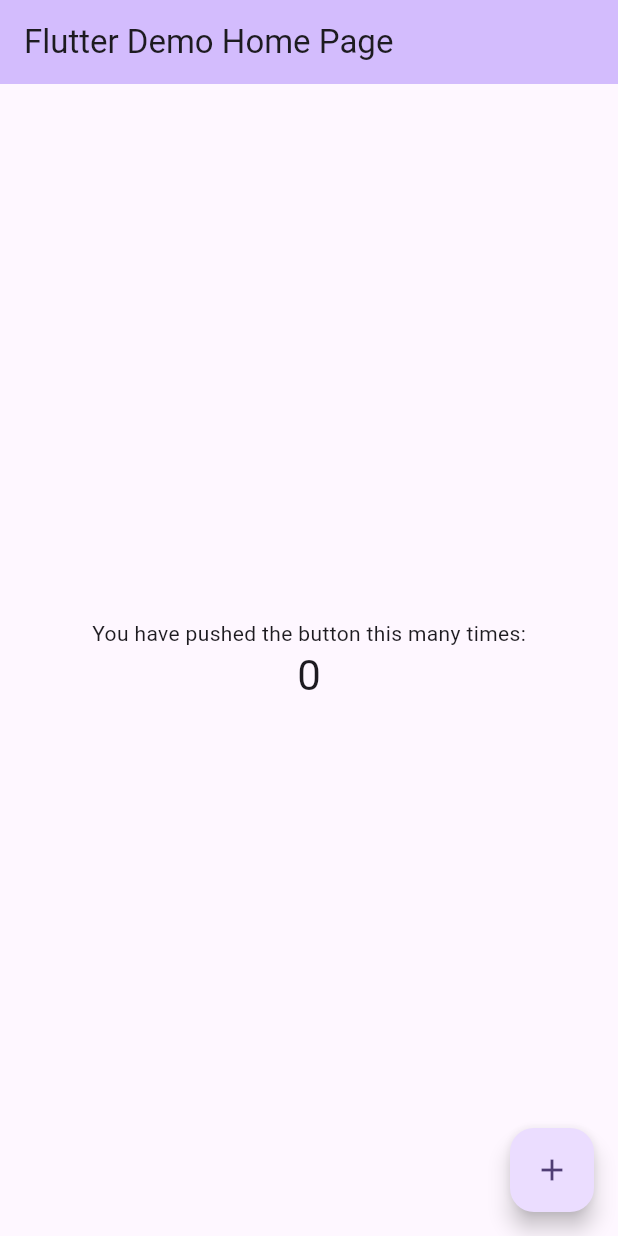
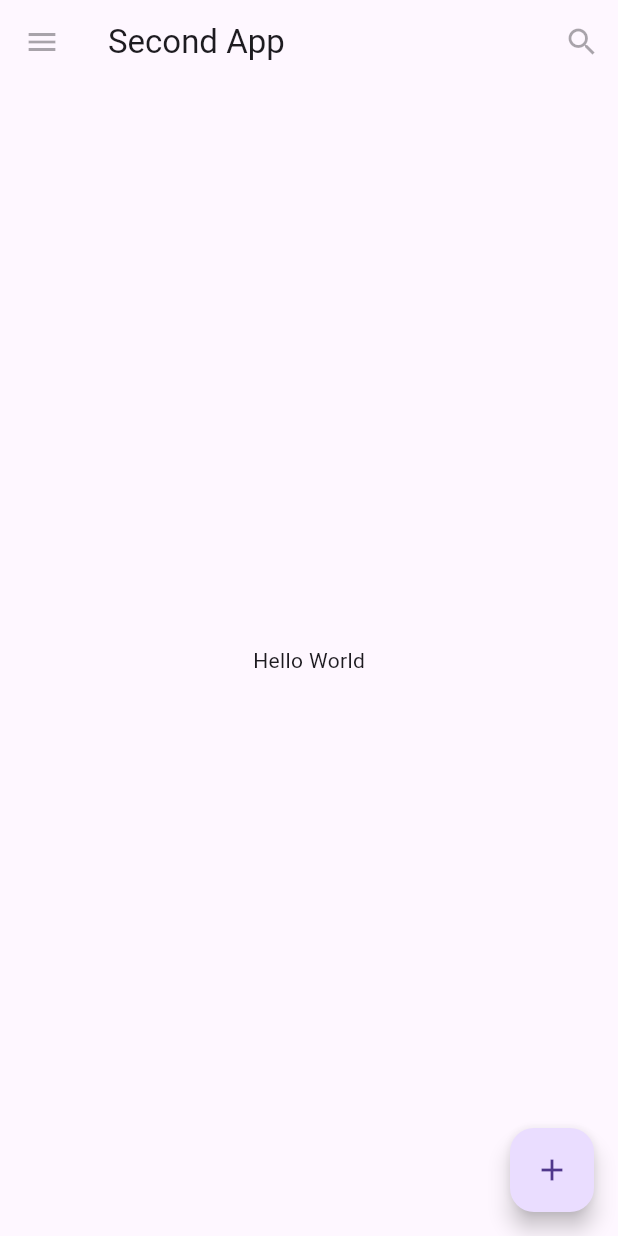
Before and after one commit to MuhammadKhushamAli/Flutter-Practice, a Flutter app: the screen it shows after launch, on a phone screen of 412 x 824 dp. Run offline on Flutter 3.47's test engine with Material 3 defaults, Android fonts, the phone set to English and light mode, and no system bars.

Commit message:
Second App

```diff
--- a/second_app/lib/main.dart
+++ b/second_app/lib/main.dart
@@ -1,121 +1,41 @@
 import 'package:flutter/material.dart';
 
 void main() {
-  runApp(const MyApp());
+  runApp(const MaterialApp(
+    title: "Second App",
+    home: HomePage(),
+  ));
 }
 
-class MyApp extends StatelessWidget {
-  const MyApp({super.key});
+class HomePage extends StatelessWidget {
+  const HomePage({super.key});
 
   // This widget is the root of your application.
   @override
   Widget build(BuildContext context) {
-    return MaterialApp(
-      title: 'Flutter Demo',
-      theme: ThemeData(
-        // This is the theme of your application.
-        //
-        // TRY THIS: Try running your application with "flutter run". You'll see
-        // the application has a purple toolbar. Then, without quitting the app,
-        // try changing the seedColor in the colorScheme below to Colors.green
-        // and then invoke "hot reload" (save your changes or press the "hot
-        // reload" button in a Flutter-supported IDE, or press "r" if you used
-        // the command line to start the app).
-        //
-        // Notice that the counter didn't reset back to zero; the application
-        // state is not lost during the reload. To reset the state, use hot
-        // restart instead.
-        //
-        // This works for code too, not just values: Most code changes can be
-        // tested with just a hot reload.
-        colorScheme: .fromSeed(seedColor: Colors.deepPurple),
-      ),
-      home: const MyHomePage(title: 'Flutter Demo Home Page'),
-    );
-  }
-}
-
-class MyHomePage extends StatefulWidget {
-  const MyHomePage({super.key, required this.title});
-
-  // This widget is the home page of your application. It is stateful, meaning
-  // that it has a State object (defined below) that contains fields that affect
-  // how it looks.
-
-  // This class is the configuration for the state. It holds the values (in this
-  // case the title) provided by the parent (in this case the App widget) and
-  // used by the build method of the State. Fields in a Widget subclass are
-  // always marked "final".
-
-  final String title;
-
-  @override
-  State<MyHomePage> createState() => _MyHomePageState();
-}
-
-class _MyHomePageState extends State<MyHomePage> {
-  int _counter = 0;
-
-  void _incrementCounter() {
-    setState(() {
-      // This call to setState tells the Flutter framework that something has
-      // changed in this State, which causes it to rerun the build method below
-      // so that the display can reflect the updated values. If we changed
-      // _counter without calling setState(), then the build method would not be
-      // called again, and so nothing would appear to happen.
-      _counter++;
-    });
-  }
-
-  @override
-  Widget build(BuildContext context) {
-    // This method is rerun every time setState is called, for instance as done
-    // by the _incrementCounter method above.
-    //
-    // The Flutter framework has been optimized to make rerunning build methods
-    // fast, so that you can just rebuild anything that needs updating rather
-    // than having to individually change instances of widgets.
     return Scaffold(
       appBar: AppBar(
-        // TRY THIS: Try changing the color here to a specific color (to
-        // Colors.amber, perhaps?) and trigger a hot reload to see the AppBar
-        // change color while the other colors stay the same.
-        backgroundColor: Theme.of(context).colorScheme.inversePrimary,
-        // Here we take the value from the MyHomePage object that was created by
-        // the App.build method, and use it to set our appbar title.
-        title: Text(widget.title),
+        leading: const IconButton(
+          onPressed: null,
+          icon: Icon(Icons.menu),
+          tooltip: "Meniu",
+          ),
+          title: const Text("Second App"),
+          actions: const [
+            IconButton(
+              onPressed: null,
+              icon: Icon(Icons.search),
+              tooltip: "Search",
+              )
+          ],
       ),
-      body: Center(
-        // Center is a layout widget. It takes a single child and positions it
-        // in the middle of the parent.
-        child: Column(
-          // Column is also a layout widget. It takes a list of children and
-          // arranges them vertically. By default, it sizes itself to fit its
-          // children horizontally, and tries to be as tall as its parent.
-          //
-          // Column has various properties to control how it sizes itself and
-          // how it positions its children. Here we use mainAxisAlignment to
-          // center the children vertically; the main axis here is the vertical
-          // axis because Columns are vertical (the cross axis would be
-          // horizontal).
-          //
-          // TRY THIS: Invoke "debug painting" (choose the "Toggle Debug Paint"
-          // action in the IDE, or press "p" in the console), to see the
-          // wireframe for each widget.
-          mainAxisAlignment: .center,
-          children: [
-            const Text('You have pushed the button this many times:'),
-            Text(
-              '$_counter',
-              style: Theme.of(context).textTheme.headlineMedium,
-            ),
-          ],
-        ),
+      body: const Center(
+        child: Text("Hello World"),
       ),
-      floatingActionButton: FloatingActionButton(
-        onPressed: _incrementCounter,
-        tooltip: 'Increment',
-        child: const Icon(Icons.add),
+      floatingActionButton: const FloatingActionButton(
+        onPressed: null,
+        tooltip: "Add",
+        child: Icon(Icons.add),
       ),
     );
   }
```
